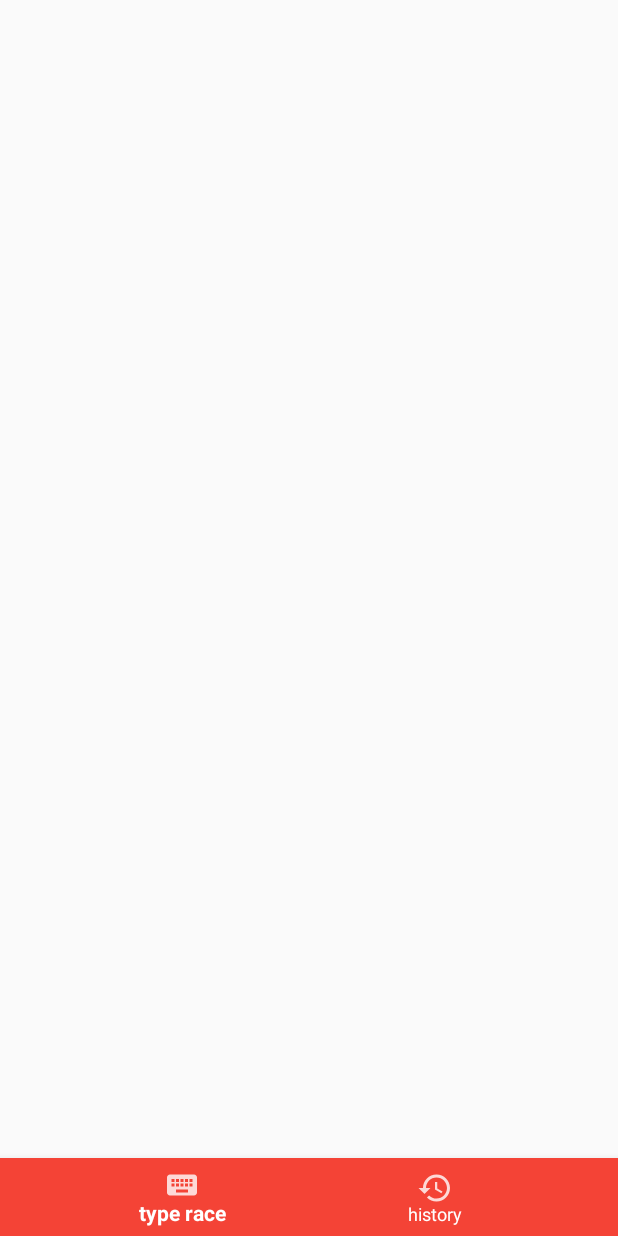
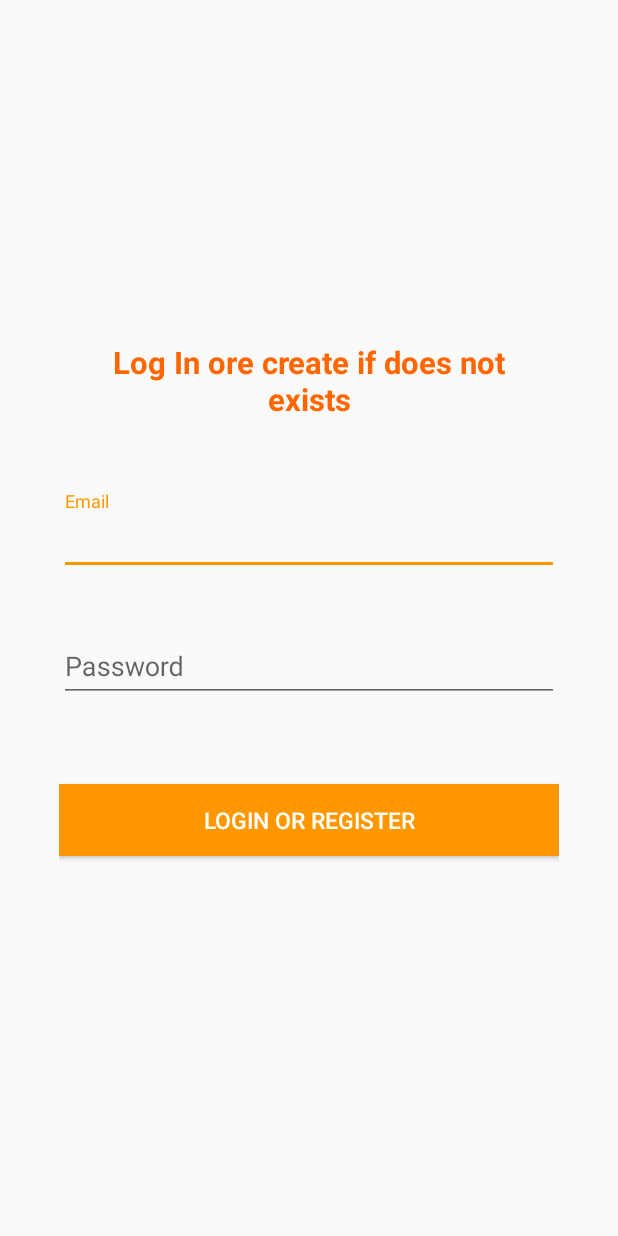
Before and after one commit to robgasparyan/TypeRacer, an Android app: the screen it shows after launch (MainActivity before the commit, SignInSignUpActivity after it), on a phone screen of 412 x 824 dp. Run offline under Robolectric (Android 15) with nearby library versions, the phone set to English and light mode, and no system bars; our stand-ins replace Firebase (no records; nobody signed in at launch, a user with empty details on screens opened directly), data binding, sdp/ssp sizes; 2 statements that could not run were skipped.

Commit message:
Implemented "Sign In Sign Up"

```diff
--- a/app/build.gradle
+++ b/app/build.gradle
@@ -33,6 +33,10 @@ android {
     compileOptions {
         sourceCompatibility = 1.8
         targetCompatibility = 1.8
+    }
+
+    kotlinOptions {
+        jvmTarget = 1.8
     }
 
 }
--- /dev/null
+++ b/app/src/main/java/com/example/typeracer/activity/SignInSignUpActivity.kt
@@ -0,0 +1,35 @@
+package com.example.typeracer.activity
+
+import android.content.Intent
+import androidx.appcompat.app.AppCompatActivity
+import android.os.Bundle
+import androidx.databinding.DataBindingUtil
+import com.example.typeracer.R
+import com.example.typeracer.databinding.ActivitySignInSignUpBinding
+import com.example.typeracer.util.FirebaseAuthManager
+import com.example.typeracer.viewModel.LoginVM
+import org.koin.android.viewmodel.ext.android.viewModel
+
+class SignInSignUpActivity : AppCompatActivity() {
+
+    private val vm by viewModel<LoginVM>()
+
+    override fun onCreate(savedInstanceState: Bundle?) {
+        super.onCreate(savedInstanceState)
+
+        if (FirebaseAuthManager.isUserLoggedIn()) {
+            // go to home activity if user logged in
+            startActivity(Intent(this, MainActivity::class.java))
+        } else {
+            createActivityVM()
+        }
+    }
+
+    private fun createActivityVM() {
+        DataBindingUtil.setContentView<ActivitySignInSignUpBinding>(
+            this, R.layout.activity_sign_in_sign_up
+        ).apply {
+            this.viewModel = vm
+        }
+    }
+}
--- a/app/src/main/java/com/example/typeracer/binding/BindingAdapter.kt
+++ b/app/src/main/java/com/example/typeracer/binding/BindingAdapter.kt
@@ -8,6 +8,7 @@ import androidx.recyclerview.widget.RecyclerView
 import androidx.viewpager.widget.PagerAdapter
 import androidx.viewpager.widget.ViewPager
 import com.example.typeracer.adapter.DividerItemDecoration
+import com.google.android.material.textfield.TextInputLayout
 
 
 @BindingAdapter("android:visibility")
@@ -30,3 +31,10 @@ fun RecyclerView.itemDecoration(@ColorInt color: Int) {
     val decorator =  DividerItemDecoration (color, 2)
     addItemDecoration(decorator)
 }
+
+@BindingAdapter("errorText")
+fun setErrorMessage(view: TextInputLayout, errorMessage: String?) {
+    errorMessage.let {
+        view.error = it
+    }
+}
--- a/app/src/main/java/com/example/typeracer/di/Modules.kt
+++ b/app/src/main/java/com/example/typeracer/di/Modules.kt
@@ -3,7 +3,9 @@ package com.example.typeracer.di
 import androidx.fragment.app.FragmentManager
 import com.example.typeracer.adapter.HistoryPagerAdapter
 import com.example.typeracer.repo.RaceRepo
-import com.example.typeracer.repo.RaceRepoImpl
+import com.example.typeracer.repo.impl.RaceRepoImpl
+import com.example.typeracer.repo.impl.TextRepoImpl
+import com.example.typeracer.repo.TextRepo
 import com.example.typeracer.viewModel.*
 import org.koin.android.viewmodel.dsl.viewModel
 import org.koin.core.parameter.parametersOf
@@ -11,7 +13,8 @@ import org.koin.dsl.module
 
 val viewModelModule = module {
 
-    viewModel { TypeVM(get(), get()) }
+    viewModel { LoginVM(get()) }
+    viewModel { TypeVM(get(), get(), get()) }
     viewModel { (fm: FragmentManager) -> HistoryVM(get(), get { parametersOf(fm) }) }
     viewModel { LastHistoryPageVM(get(), get()) }
     viewModel { TopHistoryPageVM(get(), get()) }
@@ -25,4 +28,5 @@ val appModule = module {
 
 val repoModule = module {
     single<RaceRepo> { RaceRepoImpl() }
+    single<TextRepo> { TextRepoImpl() }
 }
--- a/app/src/main/java/com/example/typeracer/fragment/BaseFragment.kt
+++ b/app/src/main/java/com/example/typeracer/fragment/BaseFragment.kt
@@ -13,7 +13,7 @@ import com.example.typeracer.viewModel.BaseVM
 
 abstract class BaseFragment<T : ViewDataBinding, V : BaseVM> : Fragment() {
 
-    private lateinit var viewDataBinding: T
+    lateinit var viewDataBinding: T
 
     /**
      * Override for set binding variable
--- a/app/src/main/java/com/example/typeracer/repo/TextRepo.kt
+++ b/app/src/main/java/com/example/typeracer/repo/TextRepo.kt
@@ -1,23 +1,7 @@
 package com.example.typeracer.repo
 
-import com.example.typeracer.repo.rest.RetrofitClient
-import retrofit2.Call
-import retrofit2.Callback
-import retrofit2.Response
+interface TextRepo {
 
-object TextRepo {
-
-    //todo use for fetching new "type race" source
-    fun getNextText(listener: ResponseListener<String?>) {
-        RetrofitClient.apiService.fetchText().enqueue(object : Callback<List<String>> {
-            override fun onResponse(call: Call<List<String>>, response: Response<List<String>>) {
-                listener.onResponse(response.body()?.random())
-            }
-
-            override fun onFailure(call: Call<List<String>>, t: Throwable) {
-                listener.onFailure()
-            }
-        })
-    }
+    fun getNextText(listener: ResponseListener<String?>)
 
 }
--- a/app/src/main/java/com/example/typeracer/repo/RaceRepoImpl.kt
+++ b/app/src/main/java/com/example/typeracer/repo/impl/RaceRepoImpl.kt
@@ -1,6 +1,8 @@
-package com.example.typeracer.repo
+package com.example.typeracer.repo.impl
 
 import android.util.Log
+import com.example.typeracer.repo.RaceRepo
+import com.example.typeracer.repo.ResponseListener
 import com.example.typeracer.repo.rest.RetrofitClient
 import com.example.typeracer.repo.model.PostResponse
 import com.example.typeracer.repo.model.Race
--- a/app/src/main/java/com/example/typeracer/repo/model/Race.kt
+++ b/app/src/main/java/com/example/typeracer/repo/model/Race.kt
@@ -1,6 +1,5 @@
 package com.example.typeracer.repo.model
 
-import com.google.gson.annotations.Expose
 import com.google.gson.annotations.SerializedName
 
 data class Race(
@@ -8,10 +7,6 @@ data class Race(
     @SerializedName("wpm")
     val wpm: Double = 0.0,
 
-    @Expose
-    @SerializedName("completionPercent")
-    val completionPercent: Double = 0.0,
-
     @SerializedName("date")
     val time: Long? = null
 
--- a/app/src/main/java/com/example/typeracer/repo/rest/RetrofitClient.kt
+++ b/app/src/main/java/com/example/typeracer/repo/rest/RetrofitClient.kt
@@ -26,11 +26,11 @@ object RetrofitClient {
 
     private fun okHttpClient(): OkHttpClient {
         return OkHttpClient().newBuilder()
-            .cache(null)
             .addInterceptor(getClientInterceptor())
             .build()
     }
 
+    //MakeRetryableCall
     private fun getClientInterceptor() = Interceptor { chain ->
         // try the request
         var tryCount = 0
--- a/app/src/main/java/com/example/typeracer/util/FragmentHelper.kt
+++ b/app/src/main/java/com/example/typeracer/util/FragmentHelper.kt
@@ -16,7 +16,6 @@ object FragmentHelper {
         val manager = getFragmentManager(activity)
         manager.beginTransaction()
             .add(frameId, fragment, fragment.javaClass.toString())
-            .addToBackStack(null)
             .commitAllowingStateLoss()
         manager.executePendingTransactions()
     }
--- a/app/src/main/java/com/example/typeracer/viewModel/BaseVM.kt
+++ b/app/src/main/java/com/example/typeracer/viewModel/BaseVM.kt
@@ -1,6 +1,13 @@
 package com.example.typeracer.viewModel
 
 import android.app.Application
+import androidx.annotation.StringRes
 import androidx.lifecycle.AndroidViewModel
 
-open class BaseVM(app: Application) : AndroidViewModel(app)
+open class BaseVM(app: Application) : AndroidViewModel(app) {
+
+    private val resources = lazy { getApplication<Application>().resources }
+
+    fun getString(@StringRes resource: Int): String? = resources.value.getString(resource)
+
+}
--- /dev/null
+++ b/app/src/main/res/layout/activity_sign_in_sign_up.xml
@@ -0,0 +1,105 @@
+<?xml version="1.0" encoding="utf-8"?>
+
+<layout xmlns:app="http://schemas.android.com/apk/res-auto">
+
+    <data>
+
+        <variable
+            name="viewModel"
+            type="com.example.typeracer.viewModel.LoginVM" />
+
+    </data>
+
+    <ScrollView xmlns:android="http://schemas.android.com/apk/res/android"
+        android:layout_width="match_parent"
+        android:layout_height="match_parent"
+        android:fitsSystemWindows="true">
+
+        <RelativeLayout
+            android:layout_width="match_parent"
+            android:layout_height="wrap_content"
+            android:layout_gravity="center">
+
+            <LinearLayout
+                android:layout_width="match_parent"
+                android:layout_height="wrap_content"
+                android:orientation="vertical"
+                android:layout_centerInParent="true"
+                android:layout_marginStart="@dimen/login_editable_fields_margin"
+                android:layout_marginEnd="@dimen/login_editable_fields_margin">
+
+                <TextView
+                    android:layout_width="wrap_content"
+                    android:layout_height="wrap_content"
+                    android:text="@string/log_in_ore_create_if_does_not_exists"
+                    android:layout_gravity="center"
+                    android:textSize="@dimen/_16sdp"
+                    android:gravity="center_horizontal"
+                    android:layout_marginStart="@dimen/_10sdp"
+                    android:layout_marginEnd="@dimen/_10sdp"
+                    android:textColor="@color/colorPrimaryDark"
+                    android:textStyle="bold"
+                    android:layout_marginBottom="@dimen/_30sdp"/>
+
+                <!-- Email Label -->
+                <com.google.android.material.textfield.TextInputLayout
+                    android:layout_width="match_parent"
+                    android:layout_height="wrap_content"
+                    android:layout_marginTop="@dimen/_6sdp"
+                    app:errorEnabled="true"
+                    app:errorText="@{viewModel.emailError}">
+
+                    <com.google.android.material.textfield.TextInputEditText
+                        android:id="@+id/input_email"
+                        android:layout_width="match_parent"
+                        android:layout_height="wrap_content"
+                        android:hint="@string/email"
+                        android:text="@={viewModel.email}"
+                        android:inputType="textEmailAddress" />
+
+                </com.google.android.material.textfield.TextInputLayout>
+
+                <!-- Password Label -->
+                <com.google.android.material.textfield.TextInputLayout
+                    android:layout_width="match_parent"
+                    android:layout_height="wrap_content"
+                    android:layout_marginTop="@dimen/_6sdp"
+                    android:layout_marginBottom="@dimen/_6sdp"
+                    app:errorEnabled="true"
+                    app:errorText="@{viewModel.passwordError}">
+
+                    <com.google.android.material.textfield.TextInputEditText
+                        android:id="@+id/input_password"
+                        android:layout_width="match_parent"
+                        android:layout_height="wrap_content"
+                        android:hint="@string/password"
+                        android:inputType="textPassword"
+                        android:text="@={viewModel.password}" />
+
+                </com.google.android.material.textfield.TextInputLayout>
+
+                <Button
+                    android:id="@+id/btn_login"
+                    android:layout_width="match_parent"
+                    android:layout_height="wrap_content"
+                    android:layout_marginTop="@dimen/_20sdp"
+                    android:layout_marginBottom="@dimen/_20sdp"
+                    android:textSize="@dimen/_12sdp"
+                    android:background="@color/colorAccent"
+                    android:text="@string/login_or_register"
+                    android:textColor="@android:color/white"
+                    android:onClick="@{() -> viewModel.loginOrRegister()}"/>
+
+            </LinearLayout>
+
+            <ProgressBar
+                android:layout_width="wrap_content"
+                android:layout_height="wrap_content"
+                android:layout_gravity="center"
+                android:layout_centerInParent="true"
+                android:indeterminate="false"
+                android:visibility="@{viewModel.showProgress}"/>
+
+        </RelativeLayout>
+    </ScrollView>
+</layout>
--- a/app/src/main/res/values/colors.xml
+++ b/app/src/main/res/values/colors.xml
@@ -1,8 +1,9 @@
 <?xml version="1.0" encoding="utf-8"?>
 <resources>
     <color name="colorPrimary">#FF9800</color>
-    <color name="colorPrimaryDark">#F44336</color>
+    <color name="colorPrimaryDark">#FF6600</color>
     <color name="colorAccent">#FF9800</color>
     <color name="colorLightOrange">#FFC107</color>
     <color name="colorSecondary">#626262</color>
+    <color name="colorLightGray">#9E9E9E</color>
 </resources>
--- a/app/src/main/res/values/dimens.xml
+++ b/app/src/main/res/values/dimens.xml
@@ -3,5 +3,6 @@
 
     <dimen name="history_pager_title_bar_height">@dimen/_34sdp</dimen>
     <dimen name="race_history_row_height">@dimen/_40sdp</dimen>
+    <dimen name="login_editable_fields_margin">@dimen/_30sdp</dimen>
 
 </resources>
--- a/app/src/main/res/values/strings.xml
+++ b/app/src/main/res/values/strings.xml
@@ -12,5 +12,15 @@
     <string name="error_msg">Something went wrong please try again later</string>
     <string name="history">history</string>
     <string name="type_race">type race</string>
+    <string name="push">push</string>
+    <string name="reload">reload</string>
+    <string name="log_in_ore_create_if_does_not_exists">Log In ore create if does not exists</string>
+    <string name="email">Email</string>
+    <string name="password">Password</string>
+    <string name="login_or_register">login or register</string>
+    <string name="password_requirements">Password must have at least 6 characters and contain upper case, lower case</string>
+    <string name="password_can_not_be_empty">You must fill password field</string>
+    <string name="log_in_failed">Log in failed</string>
+    <string name="registration_failed">Registration failed</string>
 
 </resources>
```
Also changed, not shown: app/src/main/AndroidManifest.xml (+8 -4 lines), app/src/main/java/com/example/typeracer/repo/impl/TextRepoImpl.kt (added, +24 -0 lines), app/src/main/java/com/example/typeracer/util/FirebaseAuthManager.kt (added, +67 -0 lines), app/src/main/java/com/example/typeracer/viewModel/LoginVM.kt (added, +111 -0 lines), app/src/main/res/values/styles.xml (+10 -1 lines).
